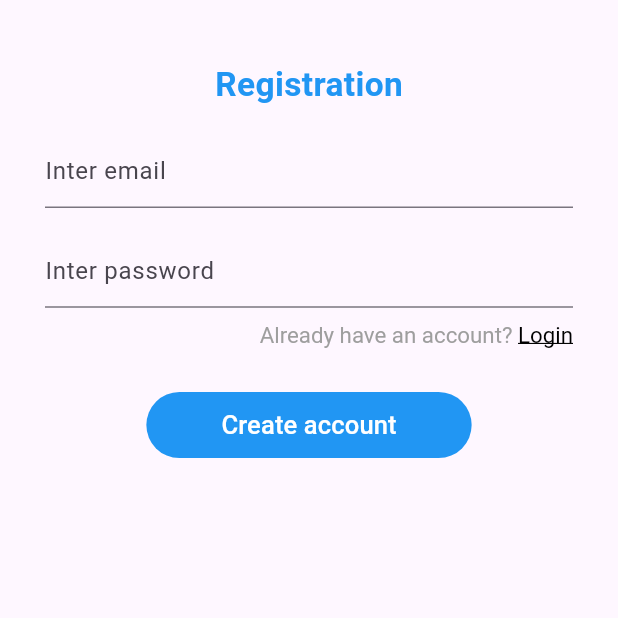
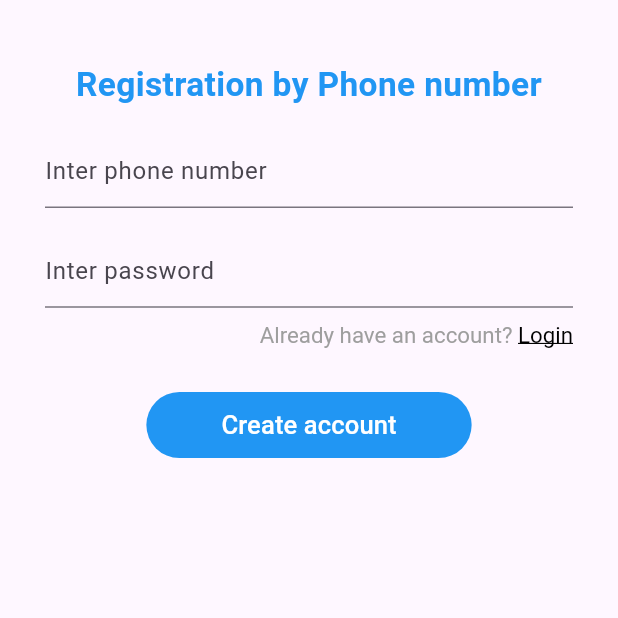
Before and after one commit to hakimkhon/shop-app-by-firebace, a Flutter app: the screen it shows after launch, on a phone screen of 412 x 824 dp, the top half of it. Run offline on Flutter 3.47's test engine with Material 3 defaults, Android fonts, the phone set to English and light mode, and no system bars; our stand-ins replace cloud_firestore, firebase_auth, firebase_core, flutter_bloc, flutter_screenutil, shared_preferences; accounts and stored records are empty.

Commit message:
create branch

```diff
--- a/lib/ui/pages/auth/screens/registration_screen.dart
+++ b/lib/ui/pages/auth/screens/registration_screen.dart
@@ -30,7 +30,8 @@ class _RegistrationScreenState extends State<RegistrationScreen> {
               child: Column(
                 children: [
                   Text(
-                    "Registration",
+                    textAlign: TextAlign.center,
+                    "Registration by Phone number",
                     style: TextStyle(
                       fontSize: 24.sp,
                       color: Colors.blue,
@@ -39,7 +40,8 @@ class _RegistrationScreenState extends State<RegistrationScreen> {
                   ),
                   20.verticalSpace,
                   TextFormField(
-                    decoration: const InputDecoration(hintText: "Inter email"),
+                    decoration:
+                        const InputDecoration(hintText: "Inter phone number"),
                     controller: _controllerEmail,
                     keyboardType: TextInputType.emailAddress,
                   ),
```
